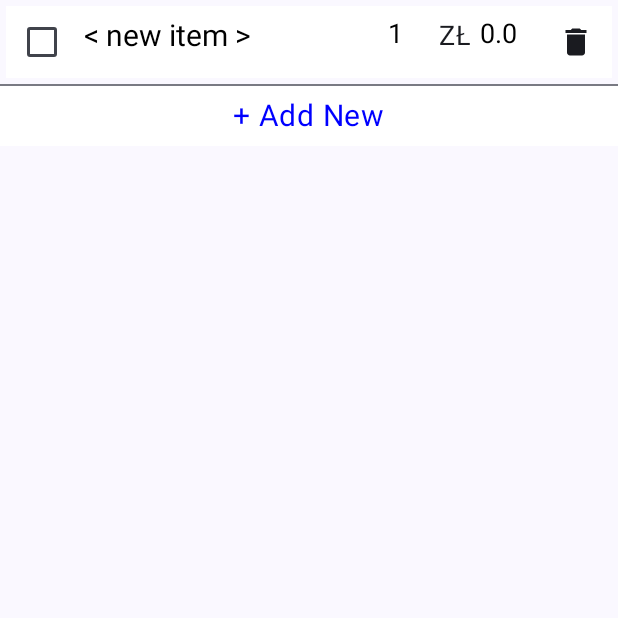
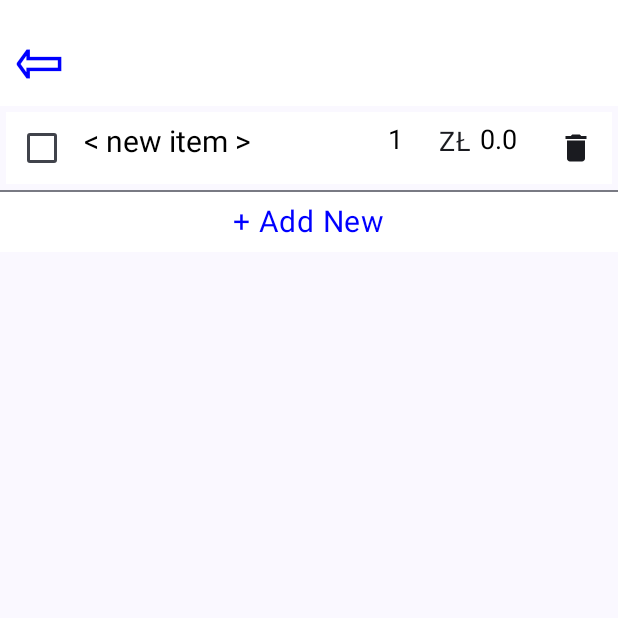
Before and after one commit to ivysotskyi/smb_pjatk, an Android app built with Jetpack Compose: the ProductListActivity screen opened directly, with no data from a screen before it, after a tap on "+ Add New", on a phone screen of 412 x 824 dp, the top half of it. Run offline under Robolectric (Android 15) with nearby library versions, the phone set to English and light mode, and no system bars; our stand-ins replace Room's generated code.

Commit message:
minor UI adjustments

```diff
--- a/app/src/main/java/com/example/shoppingtiger/MainActivity.kt
+++ b/app/src/main/java/com/example/shoppingtiger/MainActivity.kt
@@ -77,11 +77,7 @@ class MainActivity : ComponentActivity() {
                                 .requiredHeight(120.dp)
                                 .fillMaxWidth(),
                             onClick = {
-                                val secondActivityIntent =
-                                    Intent(context, ProductListActivity::class.java)
-                                //secondActivityIntent.putExtra("user", userName)
-                                context.startActivity(secondActivityIntent)
-                                //listUsers.value += inputText
+                                context.startActivity(Intent(context, ProductListActivity::class.java))
                             }
                         )
                         {
--- a/app/src/main/java/com/example/shoppingtiger/ProductListActivity.kt
+++ b/app/src/main/java/com/example/shoppingtiger/ProductListActivity.kt
@@ -1,5 +1,6 @@
 package com.example.shoppingtiger
 
+import android.content.Intent
 import android.os.Bundle
 import android.widget.Toast
 import androidx.activity.ComponentActivity
@@ -43,7 +44,9 @@ import androidx.compose.runtime.setValue
 import androidx.compose.ui.Alignment
 import androidx.compose.ui.Modifier
 import androidx.compose.ui.graphics.Color
+import androidx.compose.ui.platform.LocalContext
 import androidx.compose.ui.text.TextStyle
+import androidx.compose.ui.text.font.FontWeight
 import androidx.compose.ui.text.input.KeyboardType
 import androidx.compose.ui.tooling.preview.Preview
 import androidx.compose.ui.unit.dp
@@ -79,7 +82,27 @@ fun ShoppingListItems(
 ) {
 
     val listItems by viewModel.items.collectAsState(emptyList())
-
+    Column(
+        modifier = Modifier
+            .fillMaxSize(),
+        verticalArrangement = Arrangement.Top,
+        horizontalAlignment = Alignment.CenterHorizontally
+    ) {
+        val context = LocalContext.current
+        Row(
+            modifier = Modifier
+                .fillMaxWidth()
+                .background(color = Color.White)
+                .clickable {
+                    context.startActivity(Intent(context, MainActivity::class.java))
+                }
+                .padding(1.dp, 0.dp, 1.dp, 5.dp)
+        ) {
+            Text("⇦", fontSize = 48.sp,
+                modifier = Modifier.fillMaxWidth(),
+                color = Color.Blue,
+                style = TextStyle(fontWeight = FontWeight.Bold))
+        }
         LazyColumn(
             modifier = Modifier.fillMaxSize(),
             verticalArrangement = Arrangement.Top
@@ -104,7 +127,8 @@ fun ShoppingListItems(
                     BasicTextField(
                         modifier = Modifier
                             .padding(4.dp, 8.dp)
-                        .fillMaxWidth().weight(1f),
+                            .fillMaxWidth()
+                            .weight(1f),
                         value = item.name,
                         onValueChange = { newName ->
                             val itemCopy = item.copy(name = newName)
@@ -178,3 +202,4 @@ fun ShoppingListItems(
             }
         }
     }
+}
```
Lines whose indentation alone changed are shown as unchanged.
